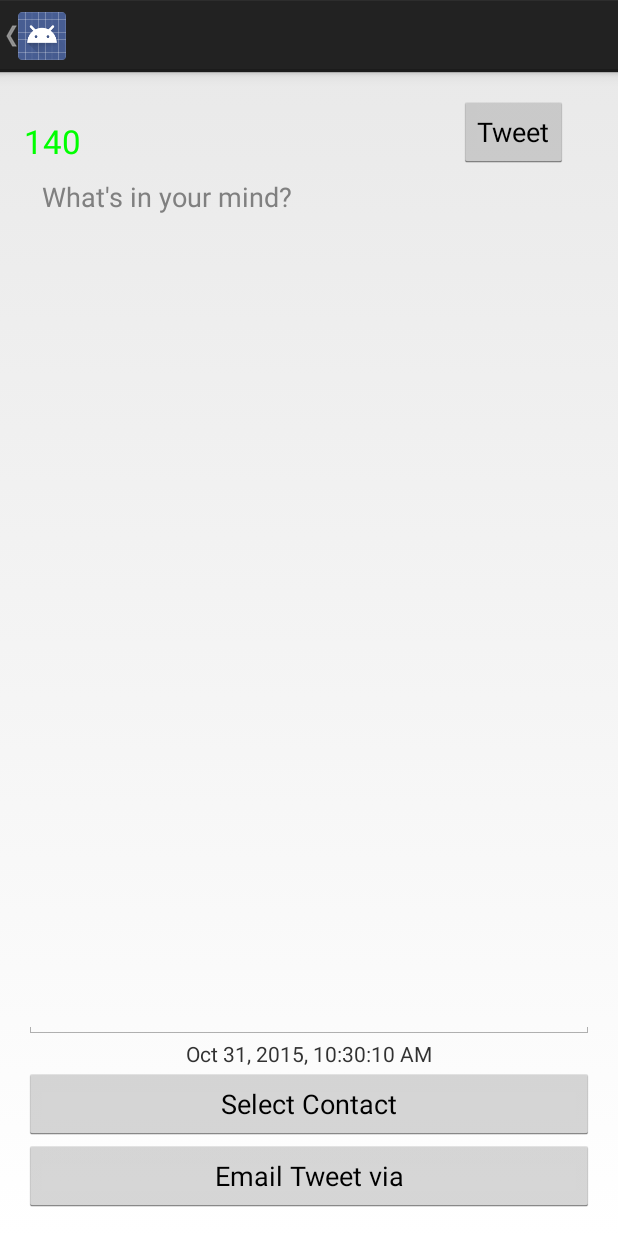
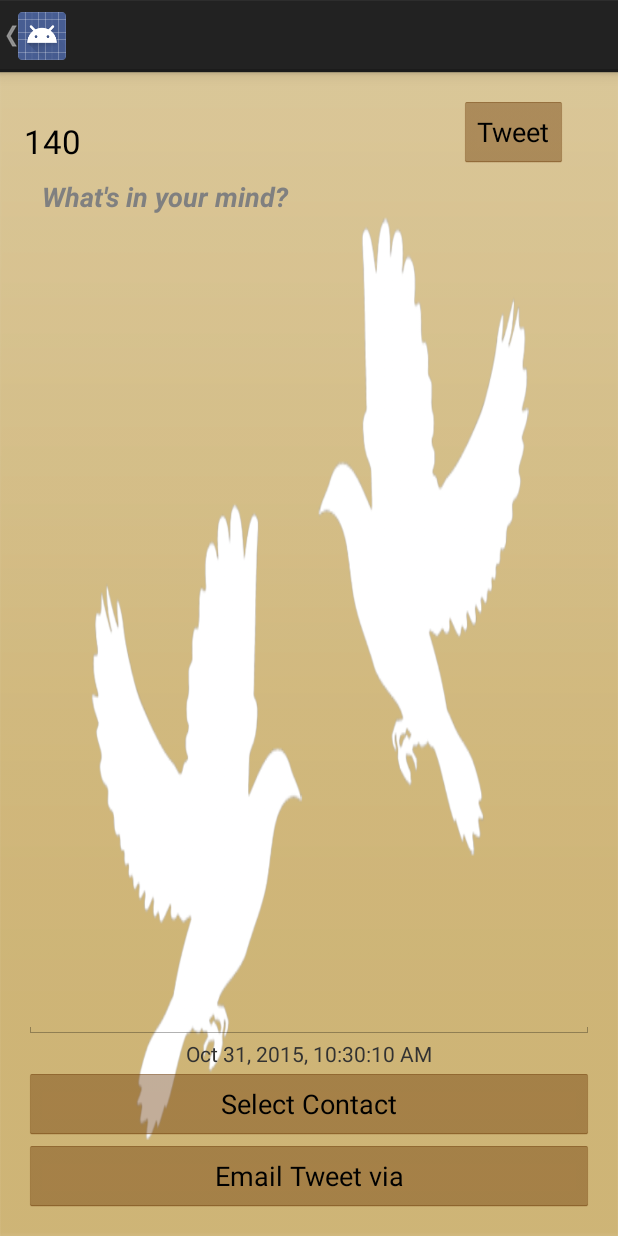
Before and after one commit to beluskova/MyTweet-assignment1, an Android app: the screen it shows after launch (MytweetPagerActivity), after a tap on "New Tweet", on a phone screen of 412 x 824 dp. Run offline under Robolectric (Android 15) with nearby library versions, the phone set to English and light mode, and no system bars.

Commit message:
mytweet: adding pictures and colors

```diff
--- a/app/src/main/AndroidManifest.xml
+++ b/app/src/main/AndroidManifest.xml
@@ -6,7 +6,7 @@
     <application
         android:name="anna.app.MyTweetApp"
         android:allowBackup="true"
-        android:icon="@mipmap/ic_launcher"
+        android:icon="@drawable/brownie"
         android:label="@string/app_name"
         android:theme="@style/AppTheme" >
         <activity
--- a/app/src/main/java/anna/activities/MessageFragment.java
+++ b/app/src/main/java/anna/activities/MessageFragment.java
@@ -102,13 +102,13 @@ public class MessageFragment extends Fragment implements View.OnClickListener, T
     {
         int count = 140 - editStatus.length();
         textCount.setText(Integer.toString(count));
-        textCount.setTextColor(Color.GREEN);
+        textCount.setTextColor(Color.BLACK);
         if (count < 10 & count > 0)
             textCount.setTextColor(Color.YELLOW);
         else if (count == 0)
             textCount.setTextColor(Color.RED);
         else
-            textCount.setTextColor(Color.GREEN);
+            textCount.setTextColor(Color.BLACK);
 
         String thisMessage = s.toString();
         Log.i(this.getClass().getSimpleName(), "tweeted: " + thisMessage);
--- a/app/src/main/java/anna/activities/MytweetPagerActivity.java
+++ b/app/src/main/java/anna/activities/MytweetPagerActivity.java
@@ -29,6 +29,7 @@ public class MytweetPagerActivity extends FragmentActivity  implements ViewPager
     @Override
     public void onCreate(Bundle savedInstanceState) {
         super.onCreate(savedInstanceState);
+        setTitle(R.string.mytweet_activity);
         viewPager = new ViewPager(this);
         viewPager.setId(R.id.viewPager);
         setContentView(viewPager);
--- a/app/src/main/java/anna/activities/mytweetActivity.java
+++ b/app/src/main/java/anna/activities/mytweetActivity.java
@@ -33,6 +33,7 @@ public class MytweetActivity extends FragmentActivity
     {
         super.onCreate(savedInstanceState);
         setContentView(R.layout.fragment_container);
+        setTitle(R.string.mytweet_activity);
 
         FragmentManager manager = getSupportFragmentManager();
         Fragment fragment = manager.findFragmentById(R.id.fragmentContainer);
--- a/app/src/main/res/layout/activity_timeline.xml
+++ b/app/src/main/res/layout/activity_timeline.xml
@@ -1,7 +1,8 @@
 <RelativeLayout xmlns:android="http://schemas.android.com/apk/res/android"
     xmlns:tools="http://schemas.android.com/tools"
     android:layout_width="match_parent"
-    android:layout_height="match_parent">
+    android:layout_height="match_parent"
+    android:background="@drawable/birdies">
 
     <ListView
         android:id="@+id/messageList"
--- a/app/src/main/res/layout/fragment_container.xml
+++ b/app/src/main/res/layout/fragment_container.xml
@@ -1,5 +1,5 @@
     <FrameLayout xmlns:android="http://schemas.android.com/apk/res/android"
         android:id="@+id/fragmentContainer"
+        android:background="@drawable/doves"
         android:layout_width="match_parent"
-        android:layout_height="match_parent"
-        />
+        android:layout_height="match_parent" />
--- a/app/src/main/res/layout/fragment_message.xml
+++ b/app/src/main/res/layout/fragment_message.xml
@@ -6,6 +6,8 @@
     android:paddingRight="@dimen/activity_horizontal_margin"
     android:paddingTop="@dimen/activity_vertical_margin"
     android:paddingBottom="@dimen/activity_vertical_margin"
+    android:backgroundTintMode="screen"
+    android:background="@drawable/doves"
     tools:context=".mytweetActivity">
 
     <Button
@@ -17,6 +19,7 @@
         android:layout_marginRight="17dp"
         android:text="@string/button_tweet"
         android:textAllCaps="false"
+        android:backgroundTint="@color/darkbrown"
         android:onClick="onClick"/>
 
     <TextView
@@ -43,6 +46,7 @@
         android:text="@string/action_select"
         android:textAllCaps="false"
         android:layout_above="@+id/sendEmail"
+        android:backgroundTint="@color/darkbrown"
         android:layout_alignParentRight="true"
         android:layout_alignParentEnd="true" />
 
@@ -55,6 +59,8 @@
         android:inputType="textMultiLine"
         android:maxLength="140"
         android:gravity="top"
+        android:textStyle="bold|italic"
+        android:textColor="@color/black"
         android:layout_alignRight="@id/selectContact"
         android:layout_alignParentStart="true"
         android:layout_below="@+id/buttonTweet"
@@ -69,6 +75,7 @@
         android:layout_height="wrap_content"
         android:text="@string/action_email"
         android:textAllCaps="false"
+        android:backgroundTint="@color/darkbrown"
         android:layout_alignParentBottom="true"
         android:layout_centerHorizontal="true" />
 
--- a/app/src/main/res/layout/list_item_message.xml
+++ b/app/src/main/res/layout/list_item_message.xml
@@ -15,7 +15,9 @@
         android:id="@+id/list_item_tweet_message"
         android:layout_width="match_parent"
         android:layout_height="wrap_content"
+        android:textSize="18dp"
         android:textStyle="bold"
+        android:textColor="@color/black"
         android:paddingLeft="4dp"
         android:paddingRight="4dp"
         />
--- a/app/src/main/res/values/strings.xml
+++ b/app/src/main/res/values/strings.xml
@@ -11,6 +11,7 @@
     <string name="action_select">Select Contact</string>
     <string name="action_email">Email Tweet via</string>
     <string name="timeline_activity">Timeline</string>
+    <string name="mytweet_activity">My Tweet</string>
     <string name="delete_message">Delete Message</string>
     <string name="tweet_report_subject">My Latest Tweet! </string>
     </resources>
--- a/app/src/main/res/xml/preferences.xml
+++ b/app/src/main/res/xml/preferences.xml
@@ -1,5 +1,8 @@
 <?xml version="1.0" encoding="utf-8"?>
-<PreferenceScreen xmlns:android="http://schemas.android.com/apk/res/android">
+<PreferenceScreen
+    xmlns:android="http://schemas.android.com/apk/res/android"
+    android:background="@drawable/doves">
+
     <EditTextPreference
         android:title="User Name"
         android:key="username"
```
Also changed, not shown: app/src/main/res/values/colors.xml (added, +15 -0 lines), app/src/main/res/drawable/brownie.png (added), app/src/main/res/drawable/doves.png (added).
